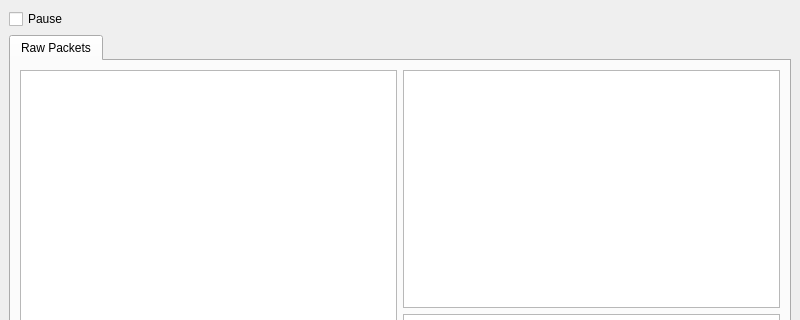
EuphoricCatface/ModbusRTUSniffer-PySide, file modbus_parser_viewer.ui: the form before one commit; both pictures show x 0 to 800 and y 0 to 320 of the 800 by 600 pixel window.
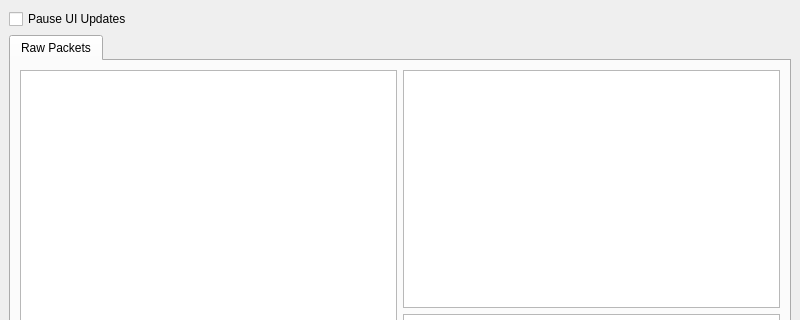
The form after the commit.

Commit message: Rename Pause checkbox to Pause UI Updates

The edit to the form file:
```diff
--- a/modbus_parser_viewer.ui
+++ b/modbus_parser_viewer.ui
@@ -69,7 +69,7 @@
     <item row="0" column="0">
      <widget class="QCheckBox" name="checkBox_pause">
       <property name="text">
-       <string>Pause</string>
+       <string>Pause UI Updates</string>
       </property>
      </widget>
     </item>
```
The commit also changes 1 other file.
